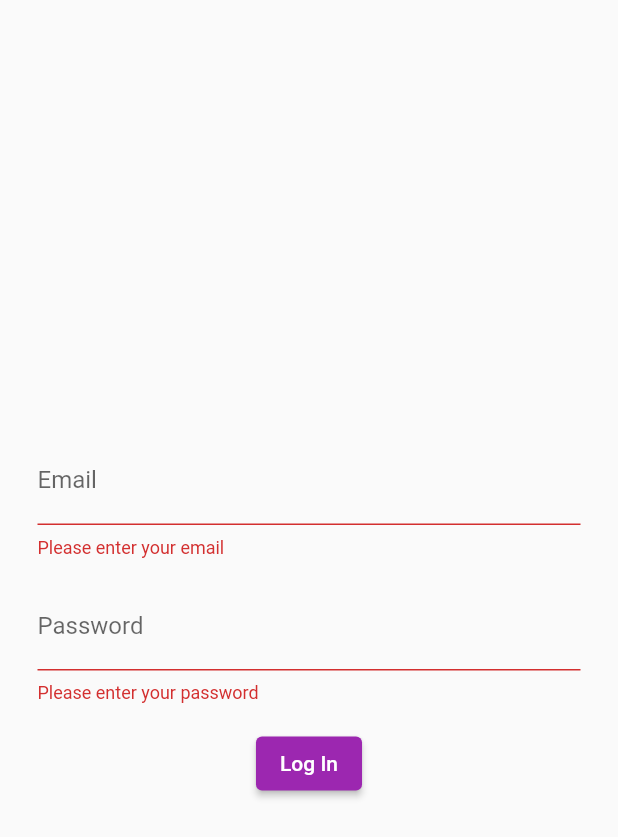
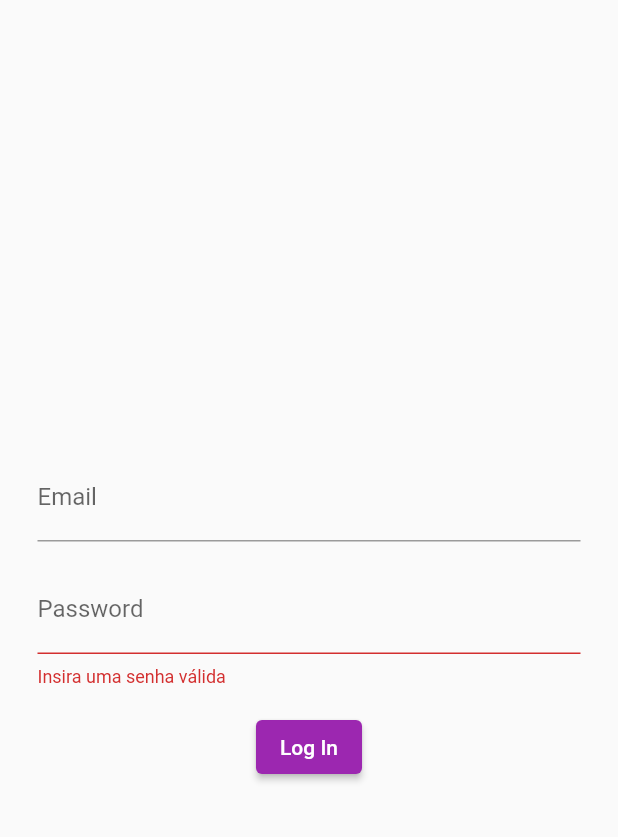
Before and after one commit to mablds/simple_bank_app, a Flutter app: the screen it shows after launch, after a tap on "Log In", on a phone screen of 412 x 824 dp. Shown: the top 837 px of the screen. Run offline on Flutter 3.47's test engine with Material 2 defaults, Android fonts, the phone set to English and light mode, and no system bars; our stand-ins replace dio, equatable, flutter_bloc, form_field_validator.

Commit message:
fix(cubit): login working

```diff
--- a/lib/features/login/presentation/bloc/login_state.dart
+++ b/lib/features/login/presentation/bloc/login_state.dart
@@ -1,4 +1,6 @@
 import 'package:equatable/equatable.dart';
+import 'package:flutter/material.dart';
+import 'package:simple_bank_app/features/login/data/models/responses/user_account_model.dart';
 
 enum LoginStatus {
   initial,
@@ -9,17 +11,23 @@ enum LoginStatus {
 }
 
 class LoginState extends Equatable {
-  const LoginState({
+  LoginState({
     this.status = LoginStatus.initial,
+    this.userLogged,
   });
 
   final LoginStatus status;
+  final UserAccount? userLogged;
+  final TextEditingController emailTextController = TextEditingController();
+  final TextEditingController passwordTextController = TextEditingController();
 
   LoginState copyWith({
     LoginStatus? status,
+    UserAccount? userLogged,
   }) =>
       LoginState(
         status: status ?? this.status,
+        userLogged: userLogged ?? this.userLogged,
       );
 
   @override
--- a/lib/features/login/presentation/components/email_input.dart
+++ b/lib/features/login/presentation/components/email_input.dart
@@ -1,4 +1,8 @@
 import 'package:flutter/material.dart';
+import 'package:form_field_validator/form_field_validator.dart';
+
+const _emailInputLabel = 'Email';
+const _emailValidatorErrorMsg = 'Insira um endereço de e-mail válido';
 
 class EmailInput extends StatelessWidget {
   const EmailInput({
@@ -14,14 +18,9 @@ class EmailInput extends StatelessWidget {
       controller: emailController,
       keyboardType: TextInputType.emailAddress,
       decoration: const InputDecoration(
-        labelText: 'Email',
+        labelText: _emailInputLabel,
       ),
-      validator: (value) {
-        if (value == null || value.isEmpty) {
-          return 'Please enter your email';
-        }
-        return null;
-      },
+      validator: EmailValidator(errorText: _emailValidatorErrorMsg),
     );
   }
 }
--- a/lib/features/login/presentation/components/password_input.dart
+++ b/lib/features/login/presentation/components/password_input.dart
@@ -1,4 +1,8 @@
 import 'package:flutter/material.dart';
+import 'package:form_field_validator/form_field_validator.dart';
+
+const _passwordInputLabel = 'Password';
+const _passwordValidatorErrorMsg = 'Insira uma senha válida';
 
 class PasswordInput extends StatelessWidget {
   const PasswordInput({
@@ -13,13 +17,8 @@ class PasswordInput extends StatelessWidget {
     return TextFormField(
       controller: controllerPassword,
       obscureText: true,
-      decoration: const InputDecoration(labelText: 'Password'),
-      validator: (value) {
-        if (value == null || value.isEmpty) {
-          return 'Please enter your password';
-        }
-        return null;
-      },
+      decoration: const InputDecoration(labelText: _passwordInputLabel),
+      validator: MinLengthValidator(3, errorText: _passwordValidatorErrorMsg),
     );
   }
 }
--- a/lib/features/login/presentation/login.dart
+++ b/lib/features/login/presentation/login.dart
@@ -1,6 +1,7 @@
 import 'package:flutter/material.dart';
 import 'package:flutter_bloc/flutter_bloc.dart';
 import 'package:simple_bank_app/features/home/presentation/home.dart';
+import 'package:simple_bank_app/features/login/data/models/requests/login_form_model.dart';
 import 'package:simple_bank_app/features/login/presentation/bloc/login_cubit.dart';
 import 'package:simple_bank_app/features/login/presentation/bloc/login_state.dart';
 import 'package:simple_bank_app/features/login/presentation/components/email_input.dart';
@@ -10,19 +11,34 @@ class Login extends StatelessWidget {
   Login({super.key});
 
   final _formKey = GlobalKey<FormState>();
-  final _emailController = TextEditingController();
-  final _passwordController = TextEditingController();
+
+  void _showInvalidCredentials(BuildContext context) {
+    ScaffoldMessenger.of(context).showSnackBar(
+      const SnackBar(
+        content: Text('Credenciais inválidas.'),
+      ),
+    );
+  }
 
   @override
   Widget build(BuildContext context) {
+    final loginCubit = context.read<LoginCubit>();
+    var formControllers = loginCubit.loginFormControllers;
+
     return Scaffold(
       body: BlocConsumer<LoginCubit, LoginState>(
         listener: (context, state) {
           if (state.status == LoginStatus.success) {
             Navigator.push(
               context,
-              MaterialPageRoute(builder: (context) => const Home()),
+              MaterialPageRoute(
+                builder: (context) => Home(userLogged: state.userLogged!),
+              ),
             );
+          }
+
+          if (state.status == LoginStatus.invalidCredentials) {
+            _showInvalidCredentials(context);
           }
         },
         builder: (context, state) {
@@ -33,16 +49,21 @@ class Login extends StatelessWidget {
               child: Column(
                 mainAxisAlignment: MainAxisAlignment.center,
                 children: [
-                  EmailInput(emailController: _emailController),
+                  EmailInput(emailController: formControllers.emailController),
                   const SizedBox(height: 16.0),
-                  PasswordInput(controllerPassword: _passwordController),
+                  PasswordInput(
+                      controllerPassword: formControllers.passwordController),
                   const SizedBox(height: 16.0),
                   ElevatedButton(
                     onPressed: () async {
                       if (_formKey.currentState!.validate()) {
-                        await context.read<LoginCubit>().login(
-                              email: _emailController.text,
-                              password: _passwordController.text,
+                        context.read<LoginCubit>().login(
+                              LoginForm(
+                                email: loginCubit
+                                    .loginFormControllers.emailController.text,
+                                password: loginCubit.loginFormControllers
+                                    .passwordController.text,
+                              ),
                             );
                       }
                     },
--- /dev/null
+++ b/lib/features/login/presentation/models/controllers.dart
@@ -0,0 +1,6 @@
+import 'package:flutter/widgets.dart';
+
+class LoginFormControllers {
+  var emailController = TextEditingController();
+  var passwordController = TextEditingController();
+}
--- a/lib/main.dart
+++ b/lib/main.dart
@@ -22,9 +22,6 @@ class SimpleBankApp extends StatelessWidget {
         create: (_) => LoginCubit(),
         child: Login(),
       ),
-      routes: <String, WidgetBuilder>{
-        '/home': (BuildContext context) => const Home(),
-      },
     );
   }
 }
--- a/pubspec.yaml
+++ b/pubspec.yaml
@@ -37,6 +37,8 @@ dependencies:
   cupertino_icons: ^1.0.2
   equatable: ^2.0.5
   flutter_bloc: ^8.1.2
+  form_field_validator: ^1.1.0
+  dio: ^5.1.1
 
 dev_dependencies:
   flutter_test:
```
Also changed, not shown: lib/features/home/presentation/components/account_amount.dart (added, +18 -0 lines), lib/features/home/presentation/components/header.dart (added, +69 -0 lines), lib/features/home/presentation/home.dart (+11 -51 lines), lib/features/login/presentation/bloc/login_cubit.dart (+27 -7 lines), pubspec.lock.
